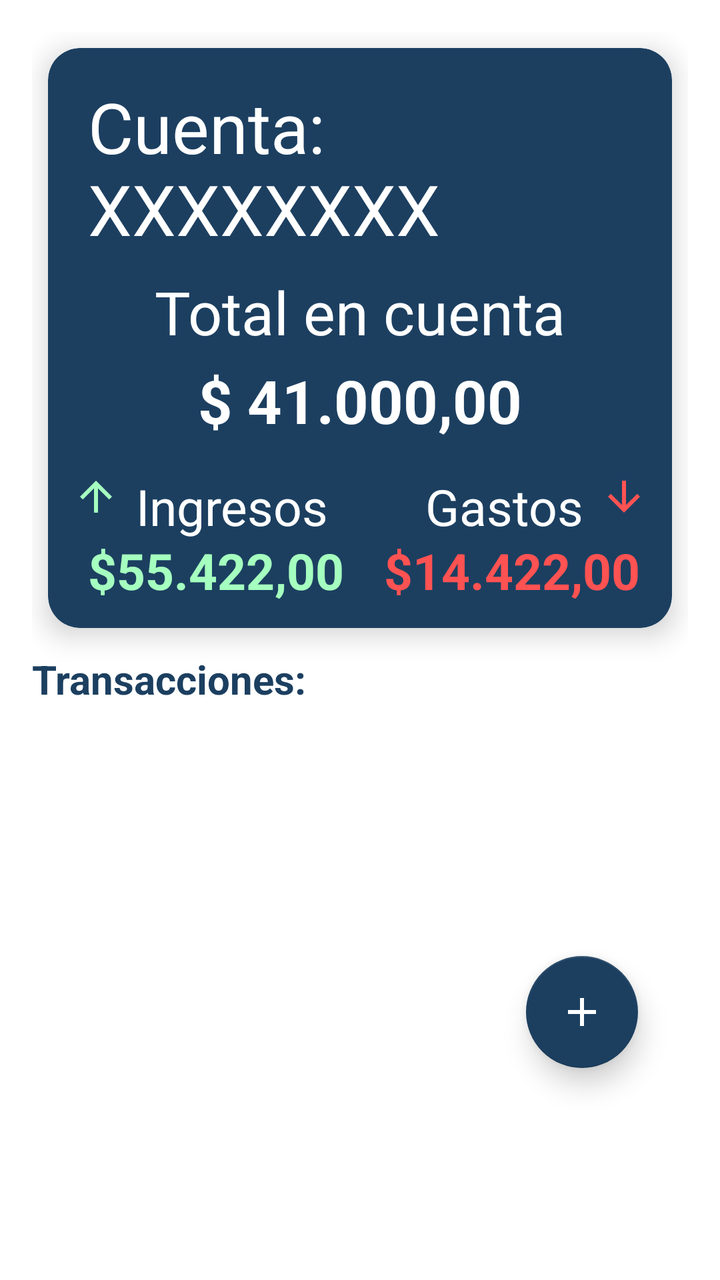
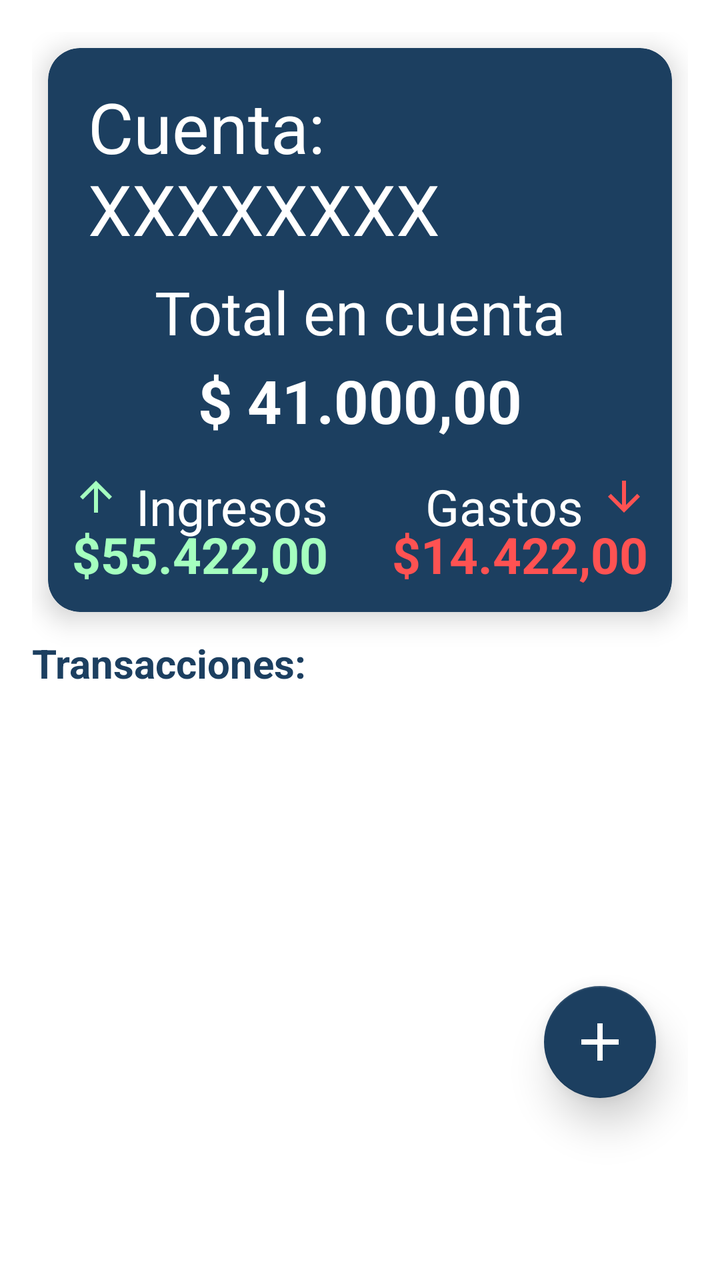

An Android layout rendered at two revisions. The XML below is the earlier revision; the diff shows what the commit changed to produce the second picture.
<!-- AndroidManifest.xml: application theme Theme.Parcial1amacn4avfiordaliso -->
<!-- res/layout/fragment_home.xml -->
<?xml version="1.0" encoding="utf-8"?>
<androidx.constraintlayout.widget.ConstraintLayout xmlns:android="http://schemas.android.com/apk/res/android"
    xmlns:app="http://schemas.android.com/apk/res-auto"
    xmlns:tools="http://schemas.android.com/tools"
    android:layout_width="match_parent"
    android:layout_height="match_parent"
    android:padding="16dp">

    
    <androidx.cardview.widget.CardView
        android:id="@+id/cardResumen"
        android:layout_width="0dp"
        android:layout_height="wrap_content"
        android:layout_margin="8dp"
        app:cardCornerRadius="16dp"
        app:cardElevation="8dp"
        app:layout_constraintTop_toTopOf="parent"
        app:layout_constraintStart_toStartOf="parent"
        app:layout_constraintEnd_toEndOf="parent"
        android:backgroundTint="@color/colorPrimary">

        <androidx.constraintlayout.widget.ConstraintLayout
            android:layout_width="match_parent"
            android:layout_height="wrap_content"
            android:padding="12dp">

            

            
            <TextView
                android:id="@+id/tvCuenta"
                android:layout_width="wrap_content"
                android:layout_height="wrap_content"
                android:layout_marginStart="8dp"
                android:layout_marginTop="4dp"
                android:text="Cuenta: XXXXXXXX"
                android:textColor="@color/white"
                android:textSize="35sp"
                app:layout_constraintStart_toStartOf="parent"
                app:layout_constraintTop_toTopOf="parent" />

            <TextView
                android:id="@+id/tvTotalLabel"
                android:layout_width="wrap_content"
                android:layout_height="wrap_content"
                android:layout_marginTop="8dp"
                android:text="Total en cuenta"
                android:textColor="@color/white"
                android:textSize="30sp"
                app:layout_constraintEnd_toEndOf="parent"
                app:layout_constraintStart_toStartOf="parent"
                app:layout_constraintTop_toBottomOf="@id/tvCuenta" />

            <TextView
                android:id="@+id/tvTotalMonto"
                android:layout_width="wrap_content"
                android:layout_height="wrap_content"
                android:layout_marginTop="4dp"
                android:text="$ 41.000,00"
                android:textColor="@color/white"
                android:textSize="30sp"
                android:textStyle="bold"
                app:layout_constraintEnd_toEndOf="parent"
                app:layout_constraintStart_toStartOf="parent"
                app:layout_constraintTop_toBottomOf="@id/tvTotalLabel" />

            
            <ImageView
                android:id="@+id/iconIngresos"
                android:layout_width="24dp"
                android:layout_height="24dp"
                android:layout_marginTop="16dp"
                android:src="@drawable/baseline_arrow_upward_24"
                app:layout_constraintStart_toStartOf="parent"
                app:layout_constraintTop_toBottomOf="@id/tvTotalMonto" />

            <TextView
                android:id="@+id/tvIngresosLabel"
                android:layout_width="wrap_content"
                android:layout_height="wrap_content"
                android:layout_marginStart="8dp"
                android:text="Ingresos"
                android:textColor="@color/white"
                android:textSize="25sp"
                app:layout_constraintStart_toEndOf="@id/iconIngresos"
                app:layout_constraintTop_toTopOf="@id/iconIngresos" />

            
            <TextView
                android:id="@+id/tvIngresosMonto"
                android:layout_width="wrap_content"
                android:layout_height="wrap_content"
                android:layout_marginStart="8dp"
                android:layout_marginTop="8dp"
                android:text="$55.422,00"
                android:textColor="@color/colorIngreso"
                android:textSize="25sp"
                android:textStyle="bold"
                app:layout_constraintStart_toStartOf="parent"
                app:layout_constraintTop_toBottomOf="@id/iconIngresos" />

            <ImageView
                android:id="@+id/iconGastos"
                android:layout_width="24dp"
                android:layout_height="24dp"
                android:layout_marginTop="16dp"
                android:src="@drawable/baseline_arrow_downward_24"
                app:layout_constraintEnd_toEndOf="parent"
                app:layout_constraintTop_toBottomOf="@id/tvTotalMonto" />

            <TextView
                android:id="@+id/tvGastosLabel"
                android:layout_width="wrap_content"
                android:layout_height="wrap_content"
                android:layout_marginEnd="8dp"
                android:text="Gastos"
                android:textColor="@color/white"
                android:textSize="25sp"
                app:layout_constraintEnd_toStartOf="@id/iconGastos"
                app:layout_constraintTop_toTopOf="@id/iconGastos" />

            <TextView
                android:id="@+id/tvGastosMonto"
                android:layout_width="wrap_content"
                android:layout_height="wrap_content"
                android:layout_marginTop="8dp"
                android:layout_marginEnd="4dp"
                android:text="$14.422,00"
                android:textColor="@color/colorGasto"
                android:textSize="25sp"
                android:textStyle="bold"
                app:layout_constraintEnd_toEndOf="parent"
                app:layout_constraintTop_toBottomOf="@id/iconGastos" />
        </androidx.constraintlayout.widget.ConstraintLayout>
    </androidx.cardview.widget.CardView>

    
    <TextView
        android:id="@+id/tvTituloTransacciones"
        android:layout_width="wrap_content"
        android:layout_height="wrap_content"
        android:text="Transacciones:"
        android:textSize="20sp"
        android:textStyle="bold"
        android:textColor="@color/colorPrimary"
        android:layout_marginTop="12dp"
        android:layout_marginBottom="4dp"
        app:layout_constraintTop_toBottomOf="@id/cardResumen"
        app:layout_constraintStart_toStartOf="parent" />

    
    <ScrollView
        android:id="@+id/scrollTransacciones"
        android:layout_width="0dp"
        android:layout_height="0dp"
        android:layout_marginTop="4dp"
        app:layout_constraintTop_toBottomOf="@id/tvTituloTransacciones"
        app:layout_constraintStart_toStartOf="parent"
        app:layout_constraintEnd_toEndOf="parent">

        <LinearLayout
            android:id="@+id/listaTransacciones"
            android:orientation="vertical"
            android:layout_width="match_parent"
            android:layout_height="wrap_content"
            android:padding="8dp" />
    </ScrollView>

    <com.google.android.material.floatingactionbutton.FloatingActionButton
        android:id="@+id/fabMain"
        android:layout_width="wrap_content"
        android:layout_height="wrap_content"
        android:layout_marginEnd="25dp"
        android:layout_marginBottom="90dp"
        android:src="@drawable/baseline_add_24"
        app:tint="@android:color/white"
        app:backgroundTint="@color/colorPrimary"
        app:layout_constraintBottom_toBottomOf="parent"
        app:layout_constraintEnd_toEndOf="parent"
        app:elevation="8dp"/>

</androidx.constraintlayout.widget.ConstraintLayout>
<!-- resources referenced by this layout -->
<resources>
  <color name="colorGasto">#FF5252</color>
  <color name="colorIngreso">#A5FFBF</color>
  <color name="colorPrimary">#1C3F60</color>
  <color name="white">#FFFFFFFF</color>
  <!-- drawable baseline_add_24 (drawable) -->
  <vector xmlns:android="http://schemas.android.com/apk/res/android" android:height="24dp" android:tint="#FFFFFF" android:viewportHeight="24" android:viewportWidth="24" android:width="24dp">
        
      <path android:fillColor="@android:color/white" android:pathData="M19,13h-6v6h-2v-6H5v-2h6V5h2v6h6v2z"/>
      
  </vector>
  <!-- drawable baseline_arrow_downward_24 (drawable) -->
  <vector xmlns:android="http://schemas.android.com/apk/res/android" android:height="24dp" android:tint="#FF5252" android:viewportHeight="24" android:viewportWidth="24" android:width="24dp">
        
      <path android:fillColor="@android:color/white" android:pathData="M20,12l-1.41,-1.41L13,16.17V4h-2v12.17l-5.58,-5.59L4,12l8,8 8,-8z"/>
      
  </vector>
  <!-- drawable baseline_arrow_upward_24 (drawable) -->
  <vector xmlns:android="http://schemas.android.com/apk/res/android" android:height="24dp" android:tint="#A5FFBF" android:viewportHeight="24" android:viewportWidth="24" android:width="24dp">
        
      <path android:fillColor="@android:color/white" android:pathData="M4,12l1.41,1.41L11,7.83V20h2V7.83l5.58,5.59L20,12l-8,-8 -8,8z"/>
      
  </vector>
  <style name="Theme.Parcial1amacn4avfiordaliso" parent="Theme.MaterialComponents.DayNight.NoActionBar">
          <item name="colorPrimary">@color/colorPrimary</item>
          <item name="colorPrimaryVariant">@color/colorPrimaryVariant</item>
          <item name="colorOnPrimary">@color/white</item>
  
          <item name="colorSecondary">@color/colorAccent</item>
          <item name="colorOnSecondary">@color/black</item>
  
          <item name="android:colorBackground">@color/white</item>
          <item name="colorOnBackground">@color/black</item>
      </style>
  <color name="colorPrimaryVariant">#14493E</color>
  <color name="colorAccent">#C9A44C</color>
  <color name="black">#FF000000</color>
</resources>

<!-- the commit's change to res/layout/fragment_home.xml (unified diff, before → after) -->
@@ -6,12 +6,12 @@
     android:layout_height="match_parent"
     android:padding="16dp">
 
-    
     <androidx.cardview.widget.CardView
         android:id="@+id/cardResumen"
         android:layout_width="0dp"
         android:layout_height="wrap_content"
         android:layout_margin="8dp"
+        android:layout_marginBottom="12dp"
         app:cardCornerRadius="16dp"
         app:cardElevation="8dp"
         app:layout_constraintTop_toTopOf="parent"
@@ -24,9 +24,6 @@
             android:layout_height="wrap_content"
             android:padding="12dp">
 
-            
-
-            
             <TextView
                 android:id="@+id/tvCuenta"
                 android:layout_width="wrap_content"
@@ -64,7 +61,6 @@
                 app:layout_constraintStart_toStartOf="parent"
                 app:layout_constraintTop_toBottomOf="@id/tvTotalLabel" />
 
-            
             <ImageView
                 android:id="@+id/iconIngresos"
                 android:layout_width="24dp"
@@ -85,13 +81,10 @@
                 app:layout_constraintStart_toEndOf="@id/iconIngresos"
                 app:layout_constraintTop_toTopOf="@id/iconIngresos" />
 
-            
             <TextView
                 android:id="@+id/tvIngresosMonto"
                 android:layout_width="wrap_content"
                 android:layout_height="wrap_content"
-                android:layout_marginStart="8dp"
-                android:layout_marginTop="8dp"
                 android:text="$55.422,00"
                 android:textColor="@color/colorIngreso"
                 android:textSize="25sp"
@@ -123,8 +116,6 @@
                 android:id="@+id/tvGastosMonto"
                 android:layout_width="wrap_content"
                 android:layout_height="wrap_content"
-                android:layout_marginTop="8dp"
-                android:layout_marginEnd="4dp"
                 android:text="$14.422,00"
                 android:textColor="@color/colorGasto"
                 android:textSize="25sp"
@@ -134,7 +125,6 @@
         </androidx.constraintlayout.widget.ConstraintLayout>
     </androidx.cardview.widget.CardView>
 
-    
     <TextView
         android:id="@+id/tvTituloTransacciones"
         android:layout_width="wrap_content"
@@ -148,13 +138,14 @@
         app:layout_constraintTop_toBottomOf="@id/cardResumen"
         app:layout_constraintStart_toStartOf="parent" />
 
-    
     <ScrollView
         android:id="@+id/scrollTransacciones"
         android:layout_width="0dp"
         android:layout_height="0dp"
         android:layout_marginTop="4dp"
+        android:fillViewport="true"
         app:layout_constraintTop_toBottomOf="@id/tvTituloTransacciones"
+        app:layout_constraintBottom_toTopOf="@id/fabMain"
         app:layout_constraintStart_toStartOf="parent"
         app:layout_constraintEnd_toEndOf="parent">
 
@@ -163,20 +154,21 @@
             android:orientation="vertical"
             android:layout_width="match_parent"
             android:layout_height="wrap_content"
-            android:padding="8dp" />
+            android:padding="8dp"
+            android:paddingBottom="72dp"/>
     </ScrollView>
 
     <com.google.android.material.floatingactionbutton.FloatingActionButton
         android:id="@+id/fabMain"
         android:layout_width="wrap_content"
         android:layout_height="wrap_content"
-        android:layout_marginEnd="25dp"
-        android:layout_marginBottom="90dp"
+        android:layout_marginEnd="16dp"
+        android:layout_marginBottom="75dp"
         android:src="@drawable/baseline_add_24"
         app:tint="@android:color/white"
         app:backgroundTint="@color/colorPrimary"
         app:layout_constraintBottom_toBottomOf="parent"
         app:layout_constraintEnd_toEndOf="parent"
-        app:elevation="8dp"/>
-
+        app:elevation="12dp"
+        app:maxImageSize="32dp"/>
 </androidx.constraintlayout.widget.ConstraintLayout>
